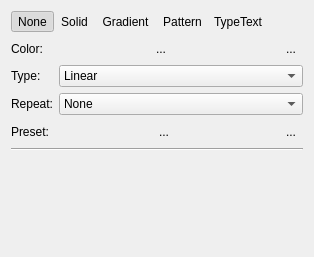
Above: libs/ui/widgets/KoFillConfigWidget.ui from KDE/krita before the change. Below: the same form after it.
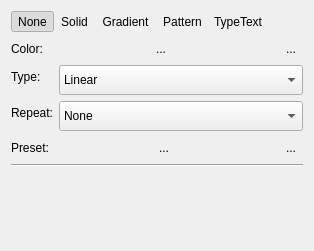
That is the form after the change. Custom widgets are drawn as their Qt base class.

Commit message: resize the tab pages based on the content to further eliminate the flickering that was going on

```diff
--- a/libs/ui/widgets/KoFillConfigWidget.ui
+++ b/libs/ui/widgets/KoFillConfigWidget.ui
@@ -7,7 +7,7 @@
     <x>0</x>
     <y>0</y>
     <width>314</width>
-    <height>257</height>
+    <height>251</height>
    </rect>
   </property>
   <property name="sizePolicy">
@@ -214,6 +214,12 @@
          <verstretch>0</verstretch>
         </sizepolicy>
        </property>
+       <property name="minimumSize">
+        <size>
+         <width>0</width>
+         <height>30</height>
+        </size>
+       </property>
        <item>
         <property name="text">
          <string>Linear</string>
@@ -241,6 +247,12 @@
          <verstretch>0</verstretch>
         </sizepolicy>
        </property>
+       <property name="minimumSize">
+        <size>
+         <width>0</width>
+         <height>30</height>
+        </size>
+       </property>
        <item>
         <property name="text">
          <string>None</string>
@@ -277,6 +289,12 @@
          <verstretch>0</verstretch>
         </sizepolicy>
        </property>
+       <property name="minimumSize">
+        <size>
+         <width>40</width>
+         <height>0</height>
+        </size>
+       </property>
        <property name="text">
         <string>...</string>
        </property>
```
Left out of the diff: 2 changed lines with no effect on the pictures. The commit also changes 3 other files.
